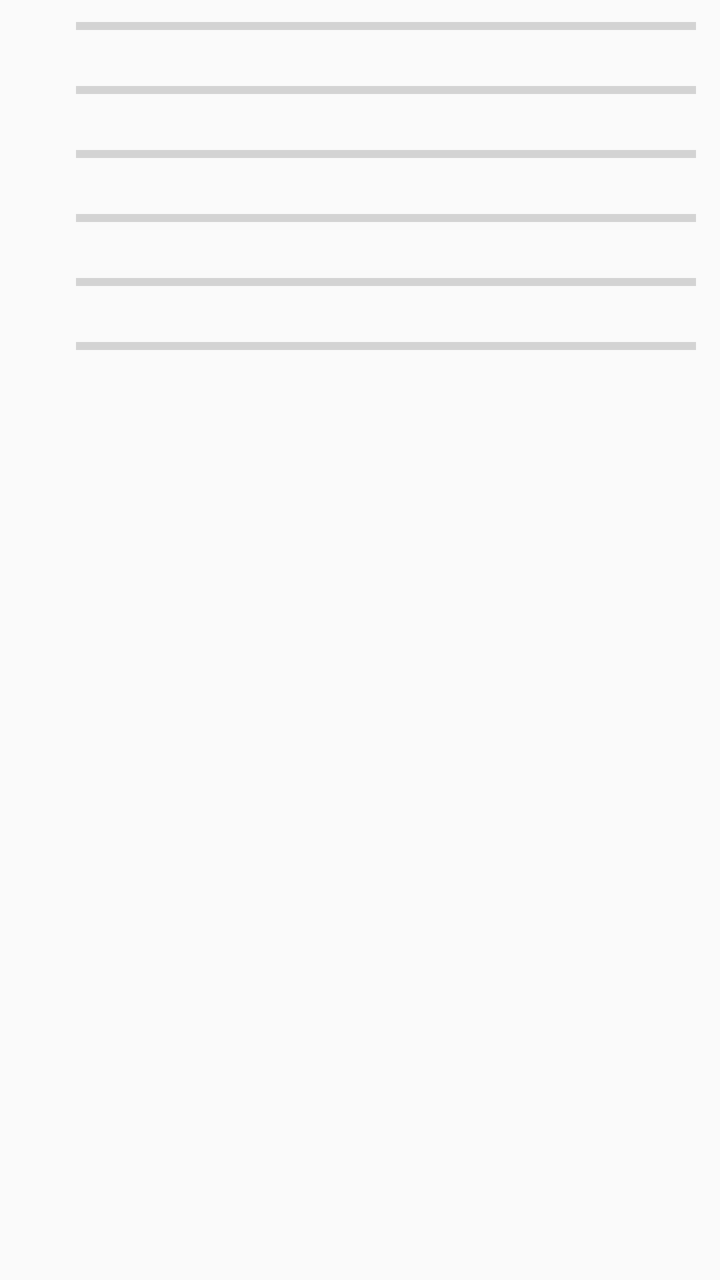
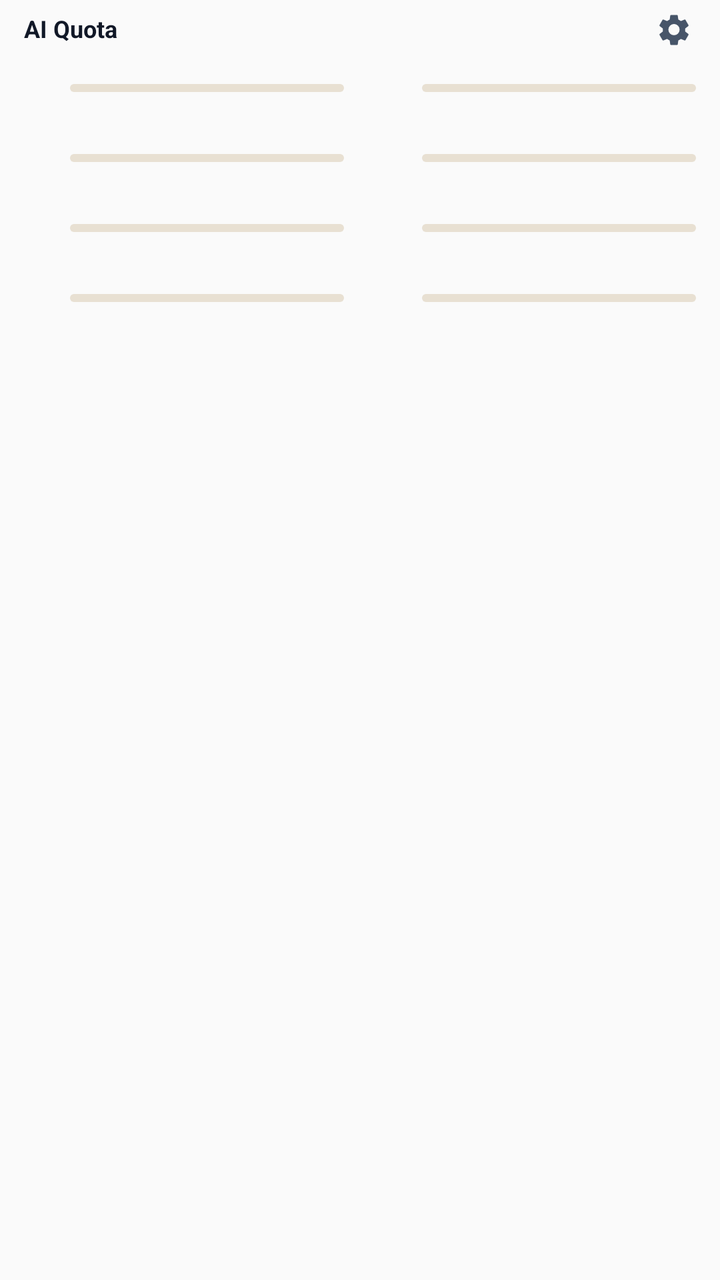

The first picture is an Android layout as it rendered before a commit; the second is the same layout after the commit. The layout source and the unified diff follow.
<!-- AndroidManifest.xml: application theme Theme.AIQuota -->
<!-- res/layout/notification_usage_gauges.xml -->
<?xml version="1.0" encoding="utf-8"?>
<LinearLayout xmlns:android="http://schemas.android.com/apk/res/android"
  android:layout_width="match_parent"
  android:layout_height="wrap_content"
  android:orientation="vertical"
  android:paddingStart="12dp"
  android:paddingTop="6dp"
  android:paddingEnd="12dp"
  android:paddingBottom="6dp">

  <TextView
    android:id="@+id/notification_update_status"
    android:layout_width="match_parent"
    android:layout_height="wrap_content"
    android:layout_marginBottom="4dp"
    android:ellipsize="end"
    android:maxLines="1"
    android:textColor="#111827"
    android:textSize="12sp"
    android:visibility="gone" />

  <LinearLayout
    android:id="@+id/notification_row_0"
    android:layout_width="match_parent"
    android:layout_height="30dp"
    android:gravity="center_vertical"
    android:orientation="horizontal">

    <ImageView
      android:id="@+id/notification_icon_0"
      android:layout_width="18dp"
      android:layout_height="18dp"
      android:contentDescription="@null" />

    <LinearLayout
      android:layout_width="0dp"
      android:layout_height="match_parent"
      android:layout_marginStart="8dp"
      android:layout_weight="1"
      android:gravity="center_vertical"
      android:orientation="vertical">

      <ProgressBar
        android:id="@+id/notification_progress_0"
        style="?android:attr/progressBarStyleHorizontal"
        android:layout_width="match_parent"
        android:layout_height="5dp"
        android:indeterminate="false"
        android:max="100" />

      <LinearLayout
        android:layout_width="match_parent"
        android:layout_height="wrap_content"
        android:layout_marginTop="2dp"
        android:orientation="horizontal">

        <TextView
          android:id="@+id/notification_remaining_0"
          android:layout_width="0dp"
          android:layout_height="wrap_content"
          android:layout_weight="1"
          android:ellipsize="end"
          android:maxLines="1"
          android:textSize="10sp" />

        <TextView
          android:id="@+id/notification_reset_0"
          android:layout_width="0dp"
          android:layout_height="wrap_content"
          android:layout_weight="1"
          android:ellipsize="end"
          android:gravity="end"
          android:maxLines="1"
          android:textSize="10sp" />
      </LinearLayout>
    </LinearLayout>
  </LinearLayout>

  <LinearLayout
    android:id="@+id/notification_row_1"
    android:layout_width="match_parent"
    android:layout_height="30dp"
    android:layout_marginTop="2dp"
    android:gravity="center_vertical"
    android:orientation="horizontal">

    <ImageView
      android:id="@+id/notification_icon_1"
      android:layout_width="18dp"
      android:layout_height="18dp"
      android:contentDescription="@null" />

    <LinearLayout
      android:layout_width="0dp"
      android:layout_height="match_parent"
      android:layout_marginStart="8dp"
      android:layout_weight="1"
      android:gravity="center_vertical"
      android:orientation="vertical">

      <ProgressBar
        android:id="@+id/notification_progress_1"
        style="?android:attr/progressBarStyleHorizontal"
        android:layout_width="match_parent"
        android:layout_height="5dp"
        android:indeterminate="false"
        android:max="100" />

      <LinearLayout
        android:layout_width="match_parent"
        android:layout_height="wrap_content"
        android:layout_marginTop="2dp"
        android:orientation="horizontal">

        <TextView
          android:id="@+id/notification_remaining_1"
          android:layout_width="0dp"
          android:layout_height="wrap_content"
          android:layout_weight="1"
          android:ellipsize="end"
          android:maxLines="1"
          android:textSize="10sp" />

        <TextView
          android:id="@+id/notification_reset_1"
          android:layout_width="0dp"
          android:layout_height="wrap_content"
          android:layout_weight="1"
          android:ellipsize="end"
          android:gravity="end"
          android:maxLines="1"
          android:textSize="10sp" />
      </LinearLayout>
    </LinearLayout>
  </LinearLayout>

  <LinearLayout
    android:id="@+id/notification_row_2"
    android:layout_width="match_parent"
    android:layout_height="30dp"
    android:layout_marginTop="2dp"
    android:gravity="center_vertical"
    android:orientation="horizontal">

    <ImageView
      android:id="@+id/notification_icon_2"
      android:layout_width="18dp"
      android:layout_height="18dp"
      android:contentDescription="@null" />

    <LinearLayout
      android:layout_width="0dp"
      android:layout_height="match_parent"
      android:layout_marginStart="8dp"
      android:layout_weight="1"
      android:gravity="center_vertical"
      android:orientation="vertical">

      <ProgressBar
        android:id="@+id/notification_progress_2"
        style="?android:attr/progressBarStyleHorizontal"
        android:layout_width="match_parent"
        android:layout_height="5dp"
        android:indeterminate="false"
        android:max="100" />

      <LinearLayout
        android:layout_width="match_parent"
        android:layout_height="wrap_content"
        android:layout_marginTop="2dp"
        android:orientation="horizontal">

        <TextView
          android:id="@+id/notification_remaining_2"
          android:layout_width="0dp"
          android:layout_height="wrap_content"
          android:layout_weight="1"
          android:ellipsize="end"
          android:maxLines="1"
          android:textSize="10sp" />

        <TextView
          android:id="@+id/notification_reset_2"
          android:layout_width="0dp"
          android:layout_height="wrap_content"
          android:layout_weight="1"
          android:ellipsize="end"
          android:gravity="end"
          android:maxLines="1"
          android:textSize="10sp" />
      </LinearLayout>
    </LinearLayout>
  </LinearLayout>

  <LinearLayout
    android:id="@+id/notification_row_3"
    android:layout_width="match_parent"
    android:layout_height="30dp"
    android:layout_marginTop="2dp"
    android:gravity="center_vertical"
    android:orientation="horizontal">

    <ImageView
      android:id="@+id/notification_icon_3"
      android:layout_width="18dp"
      android:layout_height="18dp"
      android:contentDescription="@null" />

    <LinearLayout
      android:layout_width="0dp"
      android:layout_height="match_parent"
      android:layout_marginStart="8dp"
      android:layout_weight="1"
      android:gravity="center_vertical"
      android:orientation="vertical">

      <ProgressBar
        android:id="@+id/notification_progress_3"
        style="?android:attr/progressBarStyleHorizontal"
        android:layout_width="match_parent"
        android:layout_height="5dp"
        android:indeterminate="false"
        android:max="100" />

      <LinearLayout
        android:layout_width="match_parent"
        android:layout_height="wrap_content"
        android:layout_marginTop="2dp"
        android:orientation="horizontal">

        <TextView
          android:id="@+id/notification_remaining_3"
          android:layout_width="0dp"
          android:layout_height="wrap_content"
          android:layout_weight="1"
          android:ellipsize="end"
          android:maxLines="1"
          android:textSize="10sp" />

        <TextView
          android:id="@+id/notification_reset_3"
          android:layout_width="0dp"
          android:layout_height="wrap_content"
          android:layout_weight="1"
          android:ellipsize="end"
          android:gravity="end"
          android:maxLines="1"
          android:textSize="10sp" />
      </LinearLayout>
    </LinearLayout>
  </LinearLayout>

  <LinearLayout
    android:id="@+id/notification_row_4"
    android:layout_width="match_parent"
    android:layout_height="30dp"
    android:layout_marginTop="2dp"
    android:gravity="center_vertical"
    android:orientation="horizontal">

    <ImageView
      android:id="@+id/notification_icon_4"
      android:layout_width="18dp"
      android:layout_height="18dp"
      android:contentDescription="@null" />

    <LinearLayout
      android:layout_width="0dp"
      android:layout_height="match_parent"
      android:layout_marginStart="8dp"
      android:layout_weight="1"
      android:gravity="center_vertical"
      android:orientation="vertical">

      <ProgressBar
        android:id="@+id/notification_progress_4"
        style="?android:attr/progressBarStyleHorizontal"
        android:layout_width="match_parent"
        android:layout_height="5dp"
        android:indeterminate="false"
        android:max="100" />

      <LinearLayout
        android:layout_width="match_parent"
        android:layout_height="wrap_content"
        android:layout_marginTop="2dp"
        android:orientation="horizontal">

        <TextView
          android:id="@+id/notification_remaining_4"
          android:layout_width="0dp"
          android:layout_height="wrap_content"
          android:layout_weight="1"
          android:ellipsize="end"
          android:maxLines="1"
          android:textSize="10sp" />

        <TextView
          android:id="@+id/notification_reset_4"
          android:layout_width="0dp"
          android:layout_height="wrap_content"
          android:layout_weight="1"
          android:ellipsize="end"
          android:gravity="end"
          android:maxLines="1"
          android:textSize="10sp" />
      </LinearLayout>
    </LinearLayout>
  </LinearLayout>

  <LinearLayout
    android:id="@+id/notification_row_5"
    android:layout_width="match_parent"
    android:layout_height="30dp"
    android:layout_marginTop="2dp"
    android:gravity="center_vertical"
    android:orientation="horizontal">

    <ImageView
      android:id="@+id/notification_icon_5"
      android:layout_width="18dp"
      android:layout_height="18dp"
      android:contentDescription="@null" />

    <LinearLayout
      android:layout_width="0dp"
      android:layout_height="match_parent"
      android:layout_marginStart="8dp"
      android:layout_weight="1"
      android:gravity="center_vertical"
      android:orientation="vertical">

      <ProgressBar
        android:id="@+id/notification_progress_5"
        style="?android:attr/progressBarStyleHorizontal"
        android:layout_width="match_parent"
        android:layout_height="5dp"
        android:indeterminate="false"
        android:max="100" />

      <LinearLayout
        android:layout_width="match_parent"
        android:layout_height="wrap_content"
        android:layout_marginTop="2dp"
        android:orientation="horizontal">

        <TextView
          android:id="@+id/notification_remaining_5"
          android:layout_width="0dp"
          android:layout_height="wrap_content"
          android:layout_weight="1"
          android:ellipsize="end"
          android:maxLines="1"
          android:textSize="10sp" />

        <TextView
          android:id="@+id/notification_reset_5"
          android:layout_width="0dp"
          android:layout_height="wrap_content"
          android:layout_weight="1"
          android:ellipsize="end"
          android:gravity="end"
          android:maxLines="1"
          android:textSize="10sp" />
      </LinearLayout>
    </LinearLayout>
  </LinearLayout>
</LinearLayout>
<!-- resources referenced by this layout -->
<resources>
  <style name="Theme.AIQuota" parent="android:style/Theme.Material.Light.NoActionBar">
      <item name="android:windowActionBar">false</item>
      <item name="android:windowNoTitle">true</item>
    </style>
</resources>

<!-- the commit's change to res/layout/notification_usage_gauges.xml (unified diff, before → after) -->
@@ -4,364 +4,514 @@
   android:layout_height="wrap_content"
   android:orientation="vertical"
   android:paddingStart="12dp"
-  android:paddingTop="6dp"
+  android:paddingTop="4dp"
   android:paddingEnd="12dp"
-  android:paddingBottom="6dp">
+  android:paddingBottom="4dp">
+
+  <LinearLayout
+    android:layout_width="match_parent"
+    android:layout_height="22dp"
+    android:gravity="center_vertical"
+    android:orientation="horizontal">
+
+    <TextView
+      android:id="@+id/notification_header_title"
+      android:layout_width="0dp"
+      android:layout_height="wrap_content"
+      android:layout_weight="1"
+      android:ellipsize="end"
+      android:includeFontPadding="false"
+      android:maxLines="1"
+      android:text="@string/app_name"
+      android:textColor="#111827"
+      android:textSize="12sp"
+      android:textStyle="bold" />
+
+    <ImageView
+      android:id="@+id/notification_settings_button"
+      android:layout_width="22dp"
+      android:layout_height="22dp"
+      android:contentDescription="@string/settings_open"
+      android:padding="2dp"
+      android:src="@drawable/ic_settings" />
+  </LinearLayout>
 
   <TextView
     android:id="@+id/notification_update_status"
     android:layout_width="match_parent"
     android:layout_height="wrap_content"
-    android:layout_marginBottom="4dp"
+    android:layout_marginBottom="3dp"
     android:ellipsize="end"
+    android:includeFontPadding="false"
     android:maxLines="1"
     android:textColor="#111827"
-    android:textSize="12sp"
+    android:textSize="10sp"
     android:visibility="gone" />
 
   <LinearLayout
-    android:id="@+id/notification_row_0"
     android:layout_width="match_parent"
-    android:layout_height="30dp"
-    android:gravity="center_vertical"
+    android:layout_height="wrap_content"
     android:orientation="horizontal">
-
-    <ImageView
-      android:id="@+id/notification_icon_0"
-      android:layout_width="18dp"
-      android:layout_height="18dp"
-      android:contentDescription="@null" />
 
     <LinearLayout
       android:layout_width="0dp"
-      android:layout_height="match_parent"
+      android:layout_height="wrap_content"
+      android:layout_marginEnd="8dp"
+      android:layout_weight="1"
+      android:orientation="vertical">
+
+      <LinearLayout
+        android:id="@+id/notification_row_0"
+        android:layout_width="match_parent"
+        android:layout_height="34dp"
+        android:gravity="center_vertical"
+        android:orientation="horizontal">
+
+        <ImageView
+          android:id="@+id/notification_icon_0"
+          android:layout_width="17dp"
+          android:layout_height="17dp"
+          android:contentDescription="@null" />
+
+        <LinearLayout
+          android:layout_width="0dp"
+          android:layout_height="match_parent"
+          android:layout_marginStart="6dp"
+          android:layout_weight="1"
+          android:gravity="center_vertical"
+          android:orientation="vertical">
+
+          <TextView
+            android:id="@+id/notification_remaining_0"
+            android:layout_width="match_parent"
+            android:layout_height="wrap_content"
+            android:ellipsize="end"
+            android:gravity="end"
+            android:includeFontPadding="false"
+            android:maxLines="1"
+            android:textColor="#374151"
+            android:textSize="9sp" />
+
+          <ProgressBar
+            android:id="@+id/notification_progress_0"
+            style="?android:attr/progressBarStyleHorizontal"
+            android:layout_width="match_parent"
+            android:layout_height="4dp"
+            android:layout_marginTop="1dp"
+            android:indeterminate="false"
+            android:max="100"
+            android:progressDrawable="@drawable/widget_provider_progress" />
+
+          <TextView
+            android:id="@+id/notification_reset_0"
+            android:layout_width="match_parent"
+            android:layout_height="wrap_content"
+            android:ellipsize="end"
+            android:gravity="end"
+            android:includeFontPadding="false"
+            android:maxLines="1"
+            android:textColor="#6B7280"
+            android:textSize="8sp" />
+        </LinearLayout>
+      </LinearLayout>
+
+      <LinearLayout
+        android:id="@+id/notification_row_1"
+        android:layout_width="match_parent"
+        android:layout_height="34dp"
+        android:layout_marginTop="1dp"
+        android:gravity="center_vertical"
+        android:orientation="horizontal">
+
+        <ImageView
+          android:id="@+id/notification_icon_1"
+          android:layout_width="17dp"
+          android:layout_height="17dp"
+          android:contentDescription="@null" />
+
+        <LinearLayout
+          android:layout_width="0dp"
+          android:layout_height="match_parent"
+          android:layout_marginStart="6dp"
+          android:layout_weight="1"
+          android:gravity="center_vertical"
+          android:orientation="vertical">
+
+          <TextView
+            android:id="@+id/notification_remaining_1"
+            android:layout_width="match_parent"
+            android:layout_height="wrap_content"
+            android:ellipsize="end"
+            android:gravity="end"
+            android:includeFontPadding="false"
+            android:maxLines="1"
+            android:textColor="#374151"
+            android:textSize="9sp" />
+
+          <ProgressBar
+            android:id="@+id/notification_progress_1"
+            style="?android:attr/progressBarStyleHorizontal"
+            android:layout_width="match_parent"
+            android:layout_height="4dp"
+            android:layout_marginTop="1dp"
+            android:indeterminate="false"
+            android:max="100"
+            android:progressDrawable="@drawable/widget_provider_progress" />
+
+          <TextView
+            android:id="@+id/notification_reset_1"
+            android:layout_width="match_parent"
+            android:layout_height="wrap_content"
+            android:ellipsize="end"
+            android:gravity="end"
+            android:includeFontPadding="false"
+            android:maxLines="1"
+            android:textColor="#6B7280"
+            android:textSize="8sp" />
+        </LinearLayout>
+      </LinearLayout>
+
+      <LinearLayout
+        android:id="@+id/notification_row_2"
+        android:layout_width="match_parent"
+        android:layout_height="34dp"
+        android:layout_marginTop="1dp"
+        android:gravity="center_vertical"
+        android:orientation="horizontal">
+
+        <ImageView
+          android:id="@+id/notification_icon_2"
+          android:layout_width="17dp"
+          android:layout_height="17dp"
+          android:contentDescription="@null" />
+
+        <LinearLayout
+          android:layout_width="0dp"
+          android:layout_height="match_parent"
+          android:layout_marginStart="6dp"
+          android:layout_weight="1"
+          android:gravity="center_vertical"
+          android:orientation="vertical">
+
+          <TextView
+            android:id="@+id/notification_remaining_2"
+            android:layout_width="match_parent"
+            android:layout_height="wrap_content"
+            android:ellipsize="end"
+            android:gravity="end"
+            android:includeFontPadding="false"
+            android:maxLines="1"
+            android:textColor="#374151"
+            android:textSize="9sp" />
+
+          <ProgressBar
+            android:id="@+id/notification_progress_2"
+            style="?android:attr/progressBarStyleHorizontal"
+            android:layout_width="match_parent"
+            android:layout_height="4dp"
+            android:layout_marginTop="1dp"
+            android:indeterminate="false"
+            android:max="100"
+            android:progressDrawable="@drawable/widget_provider_progress" />
+
+          <TextView
+            android:id="@+id/notification_reset_2"
+            android:layout_width="match_parent"
+            android:layout_height="wrap_content"
+            android:ellipsize="end"
+            android:gravity="end"
+            android:includeFontPadding="false"
+            android:maxLines="1"
+            android:textColor="#6B7280"
+            android:textSize="8sp" />
+        </LinearLayout>
+      </LinearLayout>
+
+      <LinearLayout
+        android:id="@+id/notification_row_3"
+        android:layout_width="match_parent"
+        android:layout_height="34dp"
+        android:layout_marginTop="1dp"
+        android:gravity="center_vertical"
+        android:orientation="horizontal">
+
+        <ImageView
+          android:id="@+id/notification_icon_3"
+          android:layout_width="17dp"
+          android:layout_height="17dp"
+          android:contentDescription="@null" />
+
+        <LinearLayout
+          android:layout_width="0dp"
+          android:layout_height="match_parent"
+          android:layout_marginStart="6dp"
+          android:layout_weight="1"
+          android:gravity="center_vertical"
+          android:orientation="vertical">
+
+          <TextView
+            android:id="@+id/notification_remaining_3"
+            android:layout_width="match_parent"
+            android:layout_height="wrap_content"
+            android:ellipsize="end"
+            android:gravity="end"
+            android:includeFontPadding="false"
+            android:maxLines="1"
+            android:textColor="#374151"
+            android:textSize="9sp" />
+
+          <ProgressBar
+            android:id="@+id/notification_progress_3"
+            style="?android:attr/progressBarStyleHorizontal"
+            android:layout_width="match_parent"
+            android:layout_height="4dp"
+            android:layout_marginTop="1dp"
+            android:indeterminate="false"
+            android:max="100"
+            android:progressDrawable="@drawable/widget_provider_progress" />
+
+          <TextView
+            android:id="@+id/notification_reset_3"
+            android:layout_width="match_parent"
+            android:layout_height="wrap_content"
+            android:ellipsize="end"
+            android:gravity="end"
+            android:includeFontPadding="false"
+            android:maxLines="1"
+            android:textColor="#6B7280"
+            android:textSize="8sp" />
+        </LinearLayout>
+      </LinearLayout>
+    </LinearLayout>
+
+    <LinearLayout
+      android:layout_width="0dp"
+      android:layout_height="wrap_content"
       android:layout_marginStart="8dp"
       android:layout_weight="1"
-      android:gravity="center_vertical"
       android:orientation="vertical">
 
-      <ProgressBar
-        android:id="@+id/notification_progress_0"
-        style="?android:attr/progressBarStyleHorizontal"
-        android:layout_width="match_parent"
-        android:layout_height="5dp"
-        android:indeterminate="false"
-        android:max="100" />
-
-      <LinearLayout
-        android:layout_width="match_parent"
-        android:layout_height="wrap_content"
-        android:layout_marginTop="2dp"
-        android:orientation="horizontal">
-
-        <TextView
-          android:id="@+id/notification_remaining_0"
-          android:layout_width="0dp"
-          android:layout_height="wrap_content"
-          android:layout_weight="1"
-          android:ellipsize="end"
-          android:maxLines="1"
-          android:textSize="10sp" />
-
-        <TextView
-          android:id="@+id/notification_reset_0"
-          android:layout_width="0dp"
-          android:layout_height="wrap_content"
-          android:layout_weight="1"
-          android:ellipsize="end"
-          android:gravity="end"
-          android:maxLines="1"
-          android:textSize="10sp" />
-      </LinearLayout>
-    </LinearLayout>
-  </LinearLayout>
-
-  <LinearLayout
-    android:id="@+id/notification_row_1"
-    android:layout_width="match_parent"
-    android:layout_height="30dp"
-    android:layout_marginTop="2dp"
-    android:gravity="center_vertical"
-    android:orientation="horizontal">
-
-    <ImageView
-      android:id="@+id/notification_icon_1"
-      android:layout_width="18dp"
-      android:layout_height="18dp"
-      android:contentDescription="@null" />
-
-    <LinearLayout
-      android:layout_width="0dp"
-      android:layout_height="match_parent"
-      android:layout_marginStart="8dp"
-      android:layout_weight="1"
-      android:gravity="center_vertical"
-      android:orientation="vertical">
-
-      <ProgressBar
-        android:id="@+id/notification_progress_1"
-        style="?android:attr/progressBarStyleHorizontal"
-        android:layout_width="match_parent"
-        android:layout_height="5dp"
-        android:indeterminate="false"
-        android:max="100" />
-
-      <LinearLayout
-        android:layout_width="match_parent"
-        android:layout_height="wrap_content"
-        android:layout_marginTop="2dp"
-        android:orientation="horizontal">
-
-        <TextView
-          android:id="@+id/notification_remaining_1"
-          android:layout_width="0dp"
-          android:layout_height="wrap_content"
-          android:layout_weight="1"
-          android:ellipsize="end"
-          android:maxLines="1"
-          android:textSize="10sp" />
-
-        <TextView
-          android:id="@+id/notification_reset_1"
-          android:layout_width="0dp"
-          android:layout_height="wrap_content"
-          android:layout_weight="1"
-          android:ellipsize="end"
-          android:gravity="end"
-          android:maxLines="1"
-          android:textSize="10sp" />
-      </LinearLayout>
-    </LinearLayout>
-  </LinearLayout>
-
-  <LinearLayout
-    android:id="@+id/notification_row_2"
-    android:layout_width="match_parent"
-    android:layout_height="30dp"
-    android:layout_marginTop="2dp"
-    android:gravity="center_vertical"
-    android:orientation="horizontal">
-
-    <ImageView
-      android:id="@+id/notification_icon_2"
-      android:layout_width="18dp"
-      android:layout_height="18dp"
-      android:contentDescription="@null" />
-
-    <LinearLayout
-      android:layout_width="0dp"
-      android:layout_height="match_parent"
-      android:layout_marginStart="8dp"
-      android:layout_weight="1"
-      android:gravity="center_vertical"
-      android:orientation="vertical">
-
-      <ProgressBar
-        android:id="@+id/notification_progress_2"
-        style="?android:attr/progressBarStyleHorizontal"
-        android:layout_width="match_parent"
-        android:layout_height="5dp"
-        android:indeterminate="false"
-        android:max="100" />
-
-      <LinearLayout
-        android:layout_width="match_parent"
-        android:layout_height="wrap_content"
-        android:layout_marginTop="2dp"
-        android:orientation="horizontal">
-
-        <TextView
-          android:id="@+id/notification_remaining_2"
-          android:layout_width="0dp"
-          android:layout_height="wrap_content"
-          android:layout_weight="1"
-          android:ellipsize="end"
-          android:maxLines="1"
-          android:textSize="10sp" />
-
-        <TextView
-          android:id="@+id/notification_reset_2"
-          android:layout_width="0dp"
-          android:layout_height="wrap_content"
-          android:layout_weight="1"
-          android:ellipsize="end"
-          android:gravity="end"
-          android:maxLines="1"
-          android:textSize="10sp" />
-      </LinearLayout>
-    </LinearLayout>
-  </LinearLayout>
-
-  <LinearLayout
-    android:id="@+id/notification_row_3"
-    android:layout_width="match_parent"
-    android:layout_height="30dp"
-    android:layout_marginTop="2dp"
-    android:gravity="center_vertical"
-    android:orientation="horizontal">
-
-    <ImageView
-      android:id="@+id/notification_icon_3"
-      android:layout_width="18dp"
-      android:layout_height="18dp"
-      android:contentDescription="@null" />
-
-    <LinearLayout
-      android:layout_width="0dp"
-      android:layout_height="match_parent"
-      android:layout_marginStart="8dp"
-      android:layout_weight="1"
-      android:gravity="center_vertical"
-      android:orientation="vertical">
-
-      <ProgressBar
-        android:id="@+id/notification_progress_3"
-        style="?android:attr/progressBarStyleHorizontal"
-        android:layout_width="match_parent"
-        android:layout_height="5dp"
-        android:indeterminate="false"
-        android:max="100" />
-
-      <LinearLayout
-        android:layout_width="match_parent"
-        android:layout_height="wrap_content"
-        android:layout_marginTop="2dp"
-        android:orientation="horizontal">
-
-        <TextView
-          android:id="@+id/notification_remaining_3"
-          android:layout_width="0dp"
-          android:layout_height="wrap_content"
-          android:layout_weight="1"
-          android:ellipsize="end"
-          android:maxLines="1"
-          android:textSize="10sp" />
-
-        <TextView
-          android:id="@+id/notification_reset_3"
-          android:layout_width="0dp"
-          android:layout_height="wrap_content"
-          android:layout_weight="1"
-          android:ellipsize="end"
-          android:gravity="end"
-          android:maxLines="1"
-          android:textSize="10sp" />
-      </LinearLayout>
-    </LinearLayout>
-  </LinearLayout>
-
-  <LinearLayout
-    android:id="@+id/notification_row_4"
-    android:layout_width="match_parent"
-    android:layout_height="30dp"
-    android:layout_marginTop="2dp"
-    android:gravity="center_vertical"
-    android:orientation="horizontal">
-
-    <ImageView
-      android:id="@+id/notification_icon_4"
-      android:layout_width="18dp"
-      android:layout_height="18dp"
-      android:contentDescription="@null" />
-
-    <LinearLayout
-      android:layout_width="0dp"
-      android:layout_height="match_parent"
-      android:layout_marginStart="8dp"
-      android:layout_weight="1"
-      android:gravity="center_vertical"
-      android:orientation="vertical">
-
-      <ProgressBar
-        android:id="@+id/notification_progress_4"
-        style="?android:attr/progressBarStyleHorizontal"
-        android:layout_width="match_parent"
-        android:layout_height="5dp"
-        android:indeterminate="false"
-        android:max="100" />
-
-      <LinearLayout
-        android:layout_width="match_parent"
-        android:layout_height="wrap_content"
-        android:layout_marginTop="2dp"
-        android:orientation="horizontal">
-
-        <TextView
-          android:id="@+id/notification_remaining_4"
-          android:layout_width="0dp"
-          android:layout_height="wrap_content"
-          android:layout_weight="1"
-          android:ellipsize="end"
-          android:maxLines="1"
-          android:textSize="10sp" />
-
-        <TextView
-          android:id="@+id/notification_reset_4"
-          android:layout_width="0dp"
-          android:layout_height="wrap_content"
-          android:layout_weight="1"
-          android:ellipsize="end"
-          android:gravity="end"
-          android:maxLines="1"
-          android:textSize="10sp" />
-      </LinearLayout>
-    </LinearLayout>
-  </LinearLayout>
-
-  <LinearLayout
-    android:id="@+id/notification_row_5"
-    android:layout_width="match_parent"
-    android:layout_height="30dp"
-    android:layout_marginTop="2dp"
-    android:gravity="center_vertical"
-    android:orientation="horizontal">
-
-    <ImageView
-      android:id="@+id/notification_icon_5"
-      android:layout_width="18dp"
-      android:layout_height="18dp"
-      android:contentDescription="@null" />
-
-    <LinearLayout
-      android:layout_width="0dp"
-      android:layout_height="match_parent"
-      android:layout_marginStart="8dp"
-      android:layout_weight="1"
-      android:gravity="center_vertical"
-      android:orientation="vertical">
-
-      <ProgressBar
-        android:id="@+id/notification_progress_5"
-        style="?android:attr/progressBarStyleHorizontal"
-        android:layout_width="match_parent"
-        android:layout_height="5dp"
-        android:indeterminate="false"
-        android:max="100" />
-
-      <LinearLayout
-        android:layout_width="match_parent"
-        android:layout_height="wrap_content"
-        android:layout_marginTop="2dp"
-        android:orientation="horizontal">
-
-        <TextView
-          android:id="@+id/notification_remaining_5"
-          android:layout_width="0dp"
-          android:layout_height="wrap_content"
-          android:layout_weight="1"
-          android:ellipsize="end"
-          android:maxLines="1"
-          android:textSize="10sp" />
-
-        <TextView
-          android:id="@+id/notification_reset_5"
-          android:layout_width="0dp"
-          android:layout_height="wrap_content"
-          android:layout_weight="1"
-          android:ellipsize="end"
-          android:gravity="end"
-          android:maxLines="1"
-          android:textSize="10sp" />
+      <LinearLayout
+        android:id="@+id/notification_row_4"
+        android:layout_width="match_parent"
+        android:layout_height="34dp"
+        android:gravity="center_vertical"
+        android:orientation="horizontal">
+
+        <ImageView
+          android:id="@+id/notification_icon_4"
+          android:layout_width="17dp"
+          android:layout_height="17dp"
+          android:contentDescription="@null" />
+
+        <LinearLayout
+          android:layout_width="0dp"
+          android:layout_height="match_parent"
+          android:layout_marginStart="6dp"
+          android:layout_weight="1"
+          android:gravity="center_vertical"
+          android:orientation="vertical">
+
+          <TextView
+            android:id="@+id/notification_remaining_4"
+            android:layout_width="match_parent"
+            android:layout_height="wrap_content"
+            android:ellipsize="end"
+            android:gravity="end"
+            android:includeFontPadding="false"
+            android:maxLines="1"
+            android:textColor="#374151"
+            android:textSize="9sp" />
+
+          <ProgressBar
+            android:id="@+id/notification_progress_4"
+            style="?android:attr/progressBarStyleHorizontal"
+            android:layout_width="match_parent"
+            android:layout_height="4dp"
+            android:layout_marginTop="1dp"
+            android:indeterminate="false"
+            android:max="100"
+            android:progressDrawable="@drawable/widget_provider_progress" />
+
+          <TextView
+            android:id="@+id/notification_reset_4"
+            android:layout_width="match_parent"
+            android:layout_height="wrap_content"
+            android:ellipsize="end"
+            android:gravity="end"
+            android:includeFontPadding="false"
+            android:maxLines="1"
+            android:textColor="#6B7280"
+            android:textSize="8sp" />
+        </LinearLayout>
+      </LinearLayout>
+
+      <LinearLayout
+        android:id="@+id/notification_row_5"
+        android:layout_width="match_parent"
+        android:layout_height="34dp"
+        android:layout_marginTop="1dp"
+        android:gravity="center_vertical"
+        android:orientation="horizontal">
+
+        <ImageView
+          android:id="@+id/notification_icon_5"
+          android:layout_width="17dp"
+          android:layout_height="17dp"
+          android:contentDescription="@null" />
+
+        <LinearLayout
+          android:layout_width="0dp"
+          android:layout_height="match_parent"
+          android:layout_marginStart="6dp"
+          android:layout_weight="1"
+          android:gravity="center_vertical"
+          android:orientation="vertical">
+
+          <TextView
+            android:id="@+id/notification_remaining_5"
+            android:layout_width="match_parent"
+            android:layout_height="wrap_content"
+            android:ellipsize="end"
+            android:gravity="end"
+            android:includeFontPadding="false"
+            android:maxLines="1"
+            android:textColor="#374151"
+            android:textSize="9sp" />
+
+          <ProgressBar
+            android:id="@+id/notification_progress_5"
+            style="?android:attr/progressBarStyleHorizontal"
+            android:layout_width="match_parent"
+            android:layout_height="4dp"
+            android:layout_marginTop="1dp"
+            android:indeterminate="false"
+            android:max="100"
+            android:progressDrawable="@drawable/widget_provider_progress" />
+
+          <TextView
+            android:id="@+id/notification_reset_5"
+            android:layout_width="match_parent"
+            android:layout_height="wrap_content"
+            android:ellipsize="end"
+            android:gravity="end"
+            android:includeFontPadding="false"
+            android:maxLines="1"
+            android:textColor="#6B7280"
+            android:textSize="8sp" />
+        </LinearLayout>
+      </LinearLayout>
+
+      <LinearLayout
+        android:id="@+id/notification_row_6"
+        android:layout_width="match_parent"
+        android:layout_height="34dp"
+        android:layout_marginTop="1dp"
+        android:gravity="center_vertical"
+        android:orientation="horizontal">
+
+        <ImageView
+          android:id="@+id/notification_icon_6"
+          android:layout_width="17dp"
+          android:layout_height="17dp"
+          android:contentDescription="@null" />
+
+        <LinearLayout
+          android:layout_width="0dp"
+          android:layout_height="match_parent"
+          android:layout_marginStart="6dp"
+          android:layout_weight="1"
+          android:gravity="center_vertical"
+          android:orientation="vertical">
+
+          <TextView
+            android:id="@+id/notification_remaining_6"
+            android:layout_width="match_parent"
+            android:layout_height="wrap_content"
+            android:ellipsize="end"
+            android:gravity="end"
+            android:includeFontPadding="false"
+            android:maxLines="1"
+            android:textColor="#374151"
+            android:textSize="9sp" />
+
+          <ProgressBar
+            android:id="@+id/notification_progress_6"
+            style="?android:attr/progressBarStyleHorizontal"
+            android:layout_width="match_parent"
+            android:layout_height="4dp"
+            android:layout_marginTop="1dp"
+            android:indeterminate="false"
+            android:max="100"
+            android:progressDrawable="@drawable/widget_provider_progress" />
+
+          <TextView
+            android:id="@+id/notification_reset_6"
+            android:layout_width="match_parent"
+            android:layout_height="wrap_content"
+            android:ellipsize="end"
+            android:gravity="end"
+            android:includeFontPadding="false"
+            android:maxLines="1"
+            android:textColor="#6B7280"
+            android:textSize="8sp" />
+        </LinearLayout>
+      </LinearLayout>
+
+      <LinearLayout
+        android:id="@+id/notification_row_7"
+        android:layout_width="match_parent"
+        android:layout_height="34dp"
+        android:layout_marginTop="1dp"
+        android:gravity="center_vertical"
+        android:orientation="horizontal">
+
+        <ImageView
+          android:id="@+id/notification_icon_7"
+          android:layout_width="17dp"
+          android:layout_height="17dp"
+          android:contentDescription="@null" />
+
+        <LinearLayout
+          android:layout_width="0dp"
+          android:layout_height="match_parent"
+          android:layout_marginStart="6dp"
+          android:layout_weight="1"
+          android:gravity="center_vertical"
+          android:orientation="vertical">
+
+          <TextView
+            android:id="@+id/notification_remaining_7"
+            android:layout_width="match_parent"
+            android:layout_height="wrap_content"
+            android:ellipsize="end"
+            android:gravity="end"
+            android:includeFontPadding="false"
+            android:maxLines="1"
+            android:textColor="#374151"
+            android:textSize="9sp" />
+
+          <ProgressBar
+            android:id="@+id/notification_progress_7"
+            style="?android:attr/progressBarStyleHorizontal"
+            android:layout_width="match_parent"
+            android:layout_height="4dp"
+            android:layout_marginTop="1dp"
+            android:indeterminate="false"
+            android:max="100"
+            android:progressDrawable="@drawable/widget_provider_progress" />
+
+          <TextView
+            android:id="@+id/notification_reset_7"
+            android:layout_width="match_parent"
+            android:layout_height="wrap_content"
+            android:ellipsize="end"
+            android:gravity="end"
+            android:includeFontPadding="false"
+            android:maxLines="1"
+            android:textColor="#6B7280"
+            android:textSize="8sp" />
+        </LinearLayout>
       </LinearLayout>
     </LinearLayout>
   </LinearLayout>
<!-- resource entries referenced after the edit -->
@@ -1,5 +1,37 @@
 <!-- resources referenced by this layout -->
 <resources>
+  <!-- drawable ic_settings (drawable) -->
+  <vector xmlns:android="http://schemas.android.com/apk/res/android"
+      android:width="24dp"
+      android:height="24dp"
+      android:viewportWidth="24"
+      android:viewportHeight="24">
+      <path
+          android:fillColor="#475569"
+          android:pathData="M19.43,12.98c0.04,-0.32 0.07,-0.65 0.07,-0.98s-0.02,-0.66 -0.07,-0.98l2.11,-1.65c0.19,-0.15 0.24,-0.42 0.12,-0.64l-2,-3.46c-0.12,-0.22 -0.37,-0.31 -0.6,-0.22l-2.49,1c-0.52,-0.4 -1.08,-0.73 -1.69,-0.98L14.5,2.42C14.47,2.18 14.25,2 14,2h-4c-0.25,0 -0.46,0.18 -0.5,0.42L9.12,5.07c-0.61,0.25 -1.18,0.59 -1.69,0.98l-2.49,-1c-0.23,-0.08 -0.48,0 -0.6,0.22l-2,3.46c-0.13,0.22 -0.07,0.49 0.12,0.64l2.11,1.65C4.52,11.34 4.5,11.67 4.5,12s0.02,0.66 0.07,0.98l-2.11,1.65c-0.19,0.15 -0.24,0.42 -0.12,0.64l2,3.46c0.12,0.22 0.37,0.31 0.6,0.22l2.49,-1c0.52,0.4 1.08,0.73 1.69,0.98l0.38,2.65c0.04,0.24 0.25,0.42 0.5,0.42h4c0.25,0 0.46,-0.18 0.5,-0.42l0.38,-2.65c0.61,-0.25 1.18,-0.59 1.69,-0.98l2.49,1c0.23,0.08 0.48,0 0.6,-0.22l2,-3.46c0.12,-0.22 0.07,-0.49 -0.12,-0.64l-2.11,-1.65zM12,15.5A3.5,3.5 0,1 1,12 8a3.5,3.5 0,0 1,0 7.5z" />
+  </vector>
+  <!-- drawable widget_provider_progress (drawable) -->
+  <?xml version="1.0" encoding="utf-8"?>
+  <layer-list xmlns:android="http://schemas.android.com/apk/res/android">
+    <item android:id="@android:id/background">
+      <shape android:shape="rectangle">
+        <corners android:radius="999dp" />
+        <solid android:color="#E8E0D2" />
+      </shape>
+    </item>
+    <item android:id="@android:id/progress">
+      <clip
+        android:clipOrientation="horizontal"
+        android:gravity="start">
+        <shape android:shape="rectangle">
+          <corners android:radius="999dp" />
+          <solid android:color="#CC785C" />
+        </shape>
+      </clip>
+    </item>
+  </layer-list>
+  <string name="app_name">AI Quota</string>
+  <string name="settings_open">Settings</string>
   <style name="Theme.AIQuota" parent="android:style/Theme.Material.Light.NoActionBar">
       <item name="android:windowActionBar">false</item>
       <item name="android:windowNoTitle">true</item>
